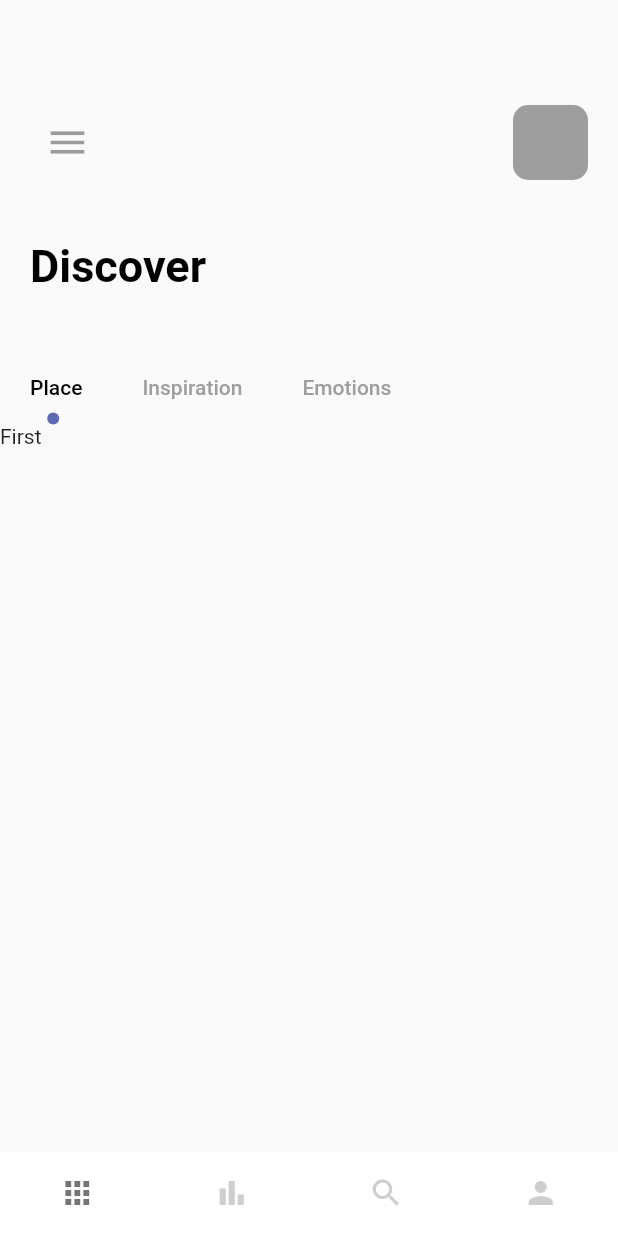
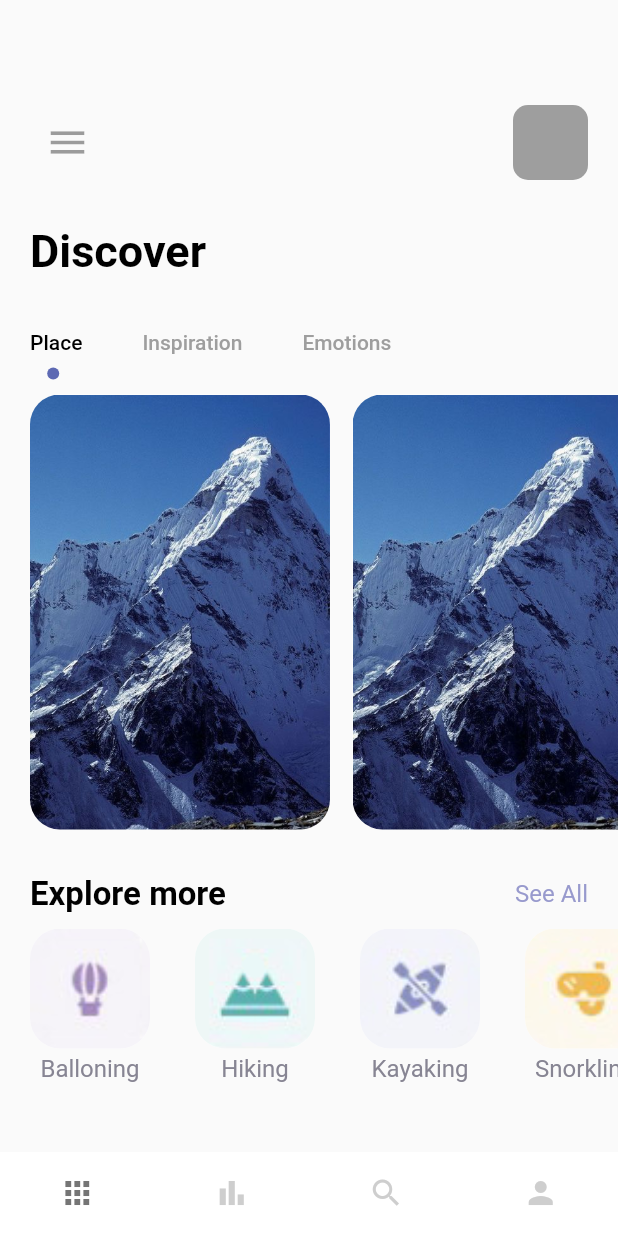
Before and after one commit to FrankDannyA/travel_app_cubit, a Flutter app: the screen it shows after launch, on a phone screen of 412 x 824 dp. Run offline on Flutter 3.47's test engine with Material 2 defaults, Android fonts, the phone set to English and light mode, and no system bars.

Commit message:
end dexighn home page

```diff
--- a/lib/pages/nav_pages/home_page.dart
+++ b/lib/pages/nav_pages/home_page.dart
@@ -1,6 +1,7 @@
 import 'package:flutter/material.dart';
 import 'package:travel_app_cubit/misc/colors.dart';
 import 'package:travel_app_cubit/widgets/app_large_text.dart';
+import 'package:travel_app_cubit/widgets/app_text.dart';
 
 class HomePage extends StatefulWidget {
   const HomePage({Key? key}) : super(key: key);
@@ -10,6 +11,13 @@ class HomePage extends StatefulWidget {
 }
 
 class _HomePageState extends State<HomePage> with TickerProviderStateMixin {
+  var images = {
+    "balloning.png": "Balloning",
+    "hiking.png": "Hiking",
+    "kayaking.png": "Kayaking",
+    "snorkling.png": "Snorkling",
+  };
+
   @override
   Widget build(BuildContext context) {
     TabController _tabController = TabController(length: 3, vsync: this);
@@ -41,7 +49,7 @@ class _HomePageState extends State<HomePage> with TickerProviderStateMixin {
               ],
             ),
           ),
-          const SizedBox(height: 40),
+          const SizedBox(height: 30),
           //Title
           Padding(
             padding: const EdgeInsets.only(left: 20),
@@ -49,7 +57,8 @@ class _HomePageState extends State<HomePage> with TickerProviderStateMixin {
               text: "Discover",
             ),
           ),
-          const SizedBox(height: 40),
+          const SizedBox(height: 20),
+          //tab view
           Container(
             alignment: Alignment.centerLeft,
             child: TabBar(
@@ -69,17 +78,89 @@ class _HomePageState extends State<HomePage> with TickerProviderStateMixin {
             ),
           ),
           Container(
+            padding: const EdgeInsets.only(left: 20),
             height: 300,
             width: double.maxFinite,
             child: TabBarView(
               controller: _tabController,
               children: [
-                Text("First"),
+                ListView.builder(
+                    itemCount: 3,
+                    scrollDirection: Axis.horizontal,
+                    itemBuilder: (context, index) {
+                      return Container(
+                        margin: const EdgeInsets.only(right: 15, top: 10),
+                        width: 200,
+                        height: 300,
+                        decoration: BoxDecoration(
+                          color: Colors.white,
+                          borderRadius: BorderRadius.circular(20),
+                          image: DecorationImage(
+                            image: AssetImage("img/mountain.jpeg"),
+                            fit: BoxFit.cover,
+                          ),
+                        ),
+                      );
+                    }),
                 Text("Second"),
                 Text("Third"),
               ],
             ),
-          )
+          ),
+          const SizedBox(height: 30),
+          //bottom title
+          Padding(
+            padding: const EdgeInsets.only(left: 20, right: 20),
+            child: Row(
+              mainAxisAlignment: MainAxisAlignment.spaceBetween,
+              children: [
+                AppLargeText(text: "Explore more", size: 22),
+                AppText(
+                  text: "See All",
+                  color: AppColors.textColor1,
+                )
+              ],
+            ),
+          ),
+          const SizedBox(height: 10),
+          //bottom scrollview
+          Container(
+            height: 120,
+            width: double.maxFinite,
+            padding: const EdgeInsets.only(left: 20),
+            child: ListView.builder(
+                itemCount: images.length,
+                scrollDirection: Axis.horizontal,
+                itemBuilder: (_, index) {
+                  return Padding(
+                    padding: const EdgeInsets.only(right: 30),
+                    child: Column(
+                      crossAxisAlignment: CrossAxisAlignment.center,
+                      children: [
+                        Container(
+                          //margin: const EdgeInsets.only(right: 50),
+                          width: 80,
+                          height: 80,
+                          decoration: BoxDecoration(
+                            color: Colors.white,
+                            borderRadius: BorderRadius.circular(20),
+                            image: DecorationImage(
+                              image: AssetImage(
+                                  "img/${images.keys.elementAt(index)}"),
+                              fit: BoxFit.cover,
+                            ),
+                          ),
+                        ),
+                        const SizedBox(height: 4),
+                        AppText(
+                          text: images.values.elementAt(index),
+                          color: AppColors.textColor2,
+                        )
+                      ],
+                    ),
+                  );
+                }),
+          ),
         ],
       ),
     );
```
